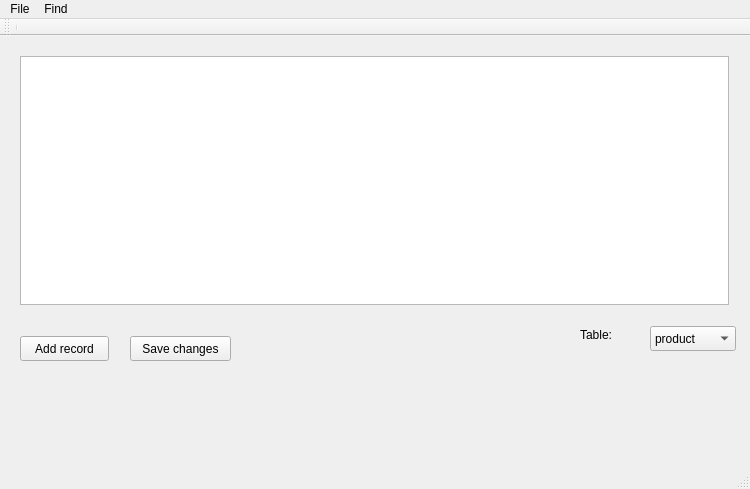
The window that mainwindow.ui (Morphei/CourseWork-Database) describes before a commit, drawn with Qt 5.
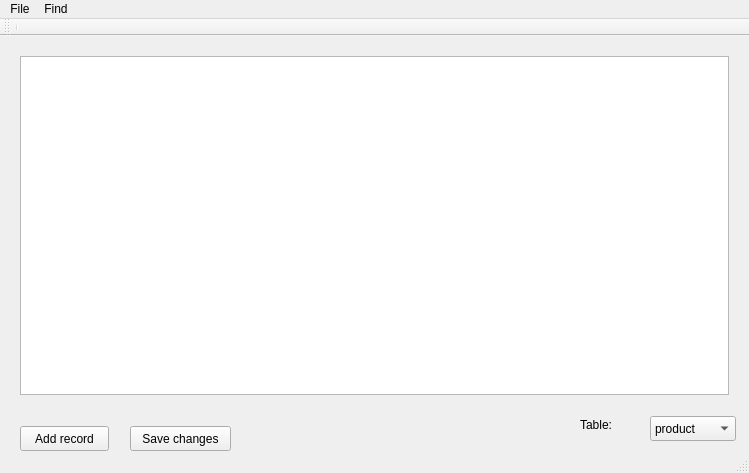
The same window after the commit.

```diff
--- a/mainwindow.ui
+++ b/mainwindow.ui
@@ -6,8 +6,8 @@
    <rect>
     <x>0</x>
     <y>0</y>
-    <width>750</width>
-    <height>489</height>
+    <width>749</width>
+    <height>473</height>
    </rect>
   </property>
   <property name="windowTitle">
@@ -20,7 +20,7 @@
       <x>9</x>
       <y>9</y>
       <width>731</width>
-      <height>271</height>
+      <height>361</height>
      </rect>
     </property>
     <layout class="QVBoxLayout" name="verticalLayout">
@@ -33,7 +33,7 @@
     <property name="geometry">
      <rect>
       <x>20</x>
-      <y>300</y>
+      <y>390</y>
       <width>89</width>
       <height>25</height>
      </rect>
@@ -46,7 +46,7 @@
     <property name="geometry">
      <rect>
       <x>650</x>
-      <y>290</y>
+      <y>380</y>
       <width>86</width>
       <height>25</height>
      </rect>
@@ -86,7 +86,7 @@
     <property name="geometry">
      <rect>
       <x>130</x>
-      <y>300</y>
+      <y>390</y>
       <width>101</width>
       <height>25</height>
      </rect>
@@ -99,7 +99,7 @@
     <property name="geometry">
      <rect>
       <x>580</x>
-      <y>290</y>
+      <y>380</y>
       <width>67</width>
       <height>17</height>
      </rect>
@@ -114,7 +114,7 @@
     <rect>
      <x>0</x>
      <y>0</y>
-     <width>750</width>
+     <width>749</width>
      <height>22</height>
     </rect>
    </property>
```
Left out of the diff: 21 changed lines with no effect on the pictures.
